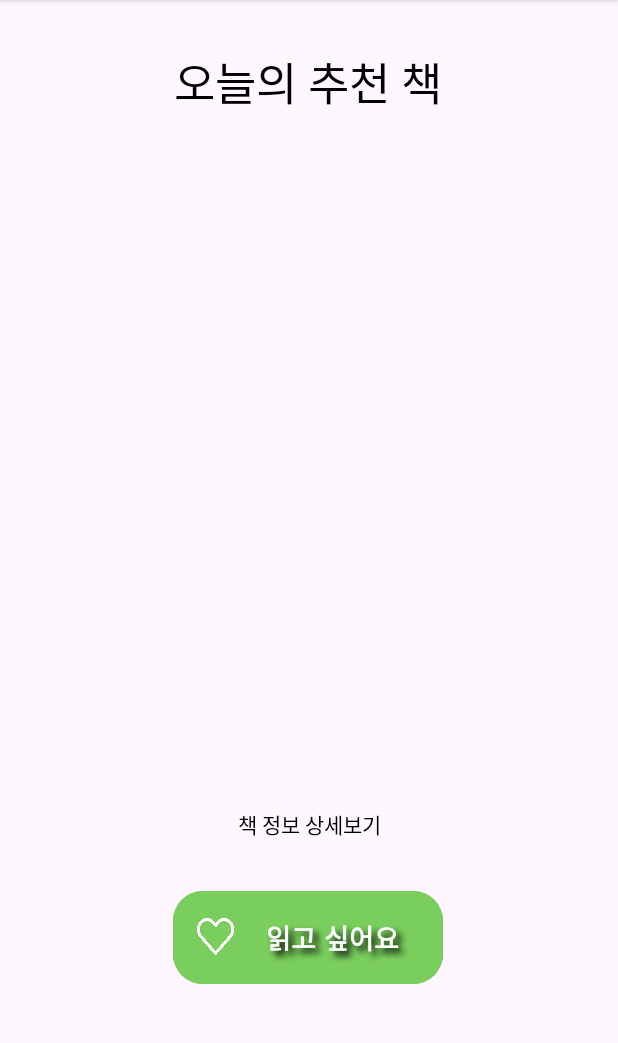
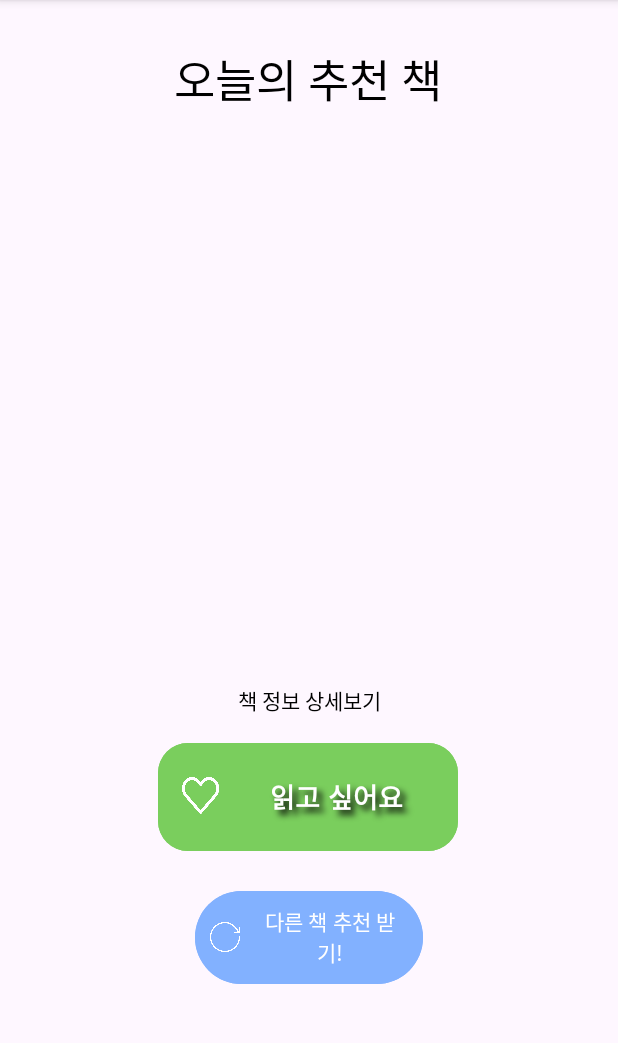
Before and after one commit to DevJaepaL/TodayBooks, an Android app: the BookRecommendActivity screen opened directly, with no data from a screen before it, on a phone screen of 412 x 824 dp, the part 96-1139 px from its top. Run offline under Robolectric (Android 15) with nearby library versions, the light colour scheme and no system bars; pictures from the network do not load; 2 statements that could not run were skipped.

Commit message:
새로고침 기능 구현 & 레이아웃 재조정

```diff
--- a/app/src/main/java/com/devjaepal/android/todaybooks/BookRecommendActivity.java
+++ b/app/src/main/java/com/devjaepal/android/todaybooks/BookRecommendActivity.java
@@ -1,5 +1,7 @@
 package com.devjaepal.android.todaybooks;
+
 import static android.content.ContentValues.TAG;
+
 import androidx.appcompat.app.AppCompatActivity;
 
 import android.app.Dialog;
@@ -20,6 +22,7 @@ import com.devjaepal.android.todaybooks.api.APIInterface;
 import retrofit2.Call;
 import retrofit2.Callback;
 import retrofit2.Response;
+
 import com.bumptech.glide.Glide;
 import com.bumptech.glide.load.engine.DiskCacheStrategy;
 import com.devjaepal.android.todaybooks.api.BookItem;
@@ -50,7 +53,15 @@ public class BookRecommendActivity extends AppCompatActivity {
         detailTextBtn.setOnClickListener(new View.OnClickListener() {
             @Override
             public void onClick(View v) {
-                showDetail(selectedBook);
+                showBookDetailDialog(selectedBook);
+            }
+        });
+
+        Button refreshButton = findViewById(R.id.refreshButton);
+        refreshButton.setOnClickListener(new View.OnClickListener() {
+            @Override
+            public void onClick(View v) {
+                refreshBookDisplay();
             }
         });
 
@@ -60,6 +71,16 @@ public class BookRecommendActivity extends AppCompatActivity {
 
         // API 요청 수행 메소드
         requestBookRecommendation(selectedCategory);
+
+
+    }
+
+    // DB에 저장된 카테고리들을 가져오는 메소드.
+    private List<String> getSelectedCategoriesFromDB() {
+        todayBookDB db = new todayBookDB(this);
+        List<String> selectedCategories = db.getAllCategories();
+        db.close();
+        return selectedCategories;
     }
 
     // 책 정보 요청해서 받아온 후, 랜덤으로 책을 추천해주는 메소드.
@@ -73,12 +94,12 @@ public class BookRecommendActivity extends AppCompatActivity {
                 "book.json",        // JSON 타입으로 API 요청.
                 keword,             // 카테고리 검색이 미지원, 따라서 내 임의대로 카테고리에 따른 검색 키워드 지정해야함.
                 "sim",              // 검색어 정확도를 기준으로 찾는다. -> date로 바꾸면 최신일자 책 검색.
-                50);               // 키워드로 검색한 책 50개 중, 하나 랜덤으로 찾아서 검색.
+                100);               // 키워드로 검색한 책 50개 중, 하나 랜덤으로 찾아서 검색.
 
         call.enqueue(new Callback<String>() {
             @Override
             public void onResponse(Call<String> call, Response<String> response) {
-                if(response.isSuccessful() && response.body() != null) {
+                if (response.isSuccessful() && response.body() != null) {
                     String result = response.body();
                     // 응답 결과를 파싱해서 추천된 책을 이미지 뷰에 띄워야 함.
                     parseResponse(result);
@@ -87,6 +108,7 @@ public class BookRecommendActivity extends AppCompatActivity {
                     Log.e(TAG, "실패 : " + response.body());
                 }
             }
+
             @Override
             public void onFailure(Call<String> call, Throwable t) {
                 Log.e(TAG, "에러 : " + t.getMessage());
@@ -98,8 +120,8 @@ public class BookRecommendActivity extends AppCompatActivity {
     private void parseResponse(String response) {
         Gson gson = new Gson();
         BookSearchResponse bookSearchResponse = gson.fromJson(response, BookSearchResponse.class);
-        if(bookSearchResponse != null && bookSearchResponse.getItems() != null &&
-            !bookSearchResponse.getItems().isEmpty()) {
+        if (bookSearchResponse != null && bookSearchResponse.getItems() != null &&
+                !bookSearchResponse.getItems().isEmpty()) {
             List<BookItem> bookItems = bookSearchResponse.getItems();
             // 추천된 책 중 하나를 랜덤하게 선택한다.
             Random random = new Random();
@@ -122,11 +144,11 @@ public class BookRecommendActivity extends AppCompatActivity {
                 .diskCacheStrategy(DiskCacheStrategy.ALL)
                 .into(bookThumbnailView);
 
-        bookTitleTextView.setText("\""+ getAPIBookTitle + "\"");
+        bookTitleTextView.setText("\"" + getAPIBookTitle + "\"");
     }
 
     // 파싱한 데이터들을 상세정보 화면에 넘겨 보여주는 메소드
-    private void showDetail(BookItem bookItem) {
+    private void showBookDetailDialog(BookItem bookItem) {
         // 다이얼로그 생성 및 레이아웃 지정
         Dialog dialog = new Dialog(this);
         dialog.setContentView(R.layout.dialog_book_detail);
@@ -166,11 +188,14 @@ public class BookRecommendActivity extends AppCompatActivity {
         startActivity(intent);
     }
 
-    // DB에 저장된 카테고리들을 가져오는 메소드.
-    private List<String> getSelectedCategoriesFromDB() {
-        todayBookDB db = new todayBookDB(this);
-        List<String> selectedCategories = db.getAllCategories();
-        db.close();
-        return selectedCategories;
+    // 새로고침 버튼 눌렀을 때 다른 책을 추천해주는 메소드
+    private void refreshBookDisplay() {
+        // 이전에 선택된 카테고리들을 가져온다.
+        List<String> selectedUserCategory = getSelectedCategoriesFromDB();
+        // 유저가 선택한 카테고리 중 하나를 랜덤으로 선택한다.
+        Random random = new Random();
+        String selectedCategory = selectedUserCategory.get(random.nextInt(selectedUserCategory.size()));
+        // API 요청 수행 메소드
+        requestBookRecommendation(selectedCategory);
     }
 }
--- a/app/src/main/java/com/devjaepal/android/todaybooks/api/CategoryKewordUtility.java
+++ b/app/src/main/java/com/devjaepal/android/todaybooks/api/CategoryKewordUtility.java
@@ -25,7 +25,7 @@ public class CategoryKewordUtility {
             case "컴퓨터/IT":
                 return getRandomKeyword("프로그래밍", "웹개발", "데이터베이스", "알고리즘", "인공지능", "머신러닝", "네트워크", "보안", "클라우드컴퓨팅", "모바일앱");
             case "만화":
-                return getRandomKeyword("일본만화", "한국만화", "웹툰", "액션만화", "로맨스만화", "판타지만화", "코믹만화", "스포츠만화", "BL만화", "개그만화");
+                return getRandomKeyword("일본만화", "한국만화", "웹툰", "액션만화", "로맨스만화", "판타지만화", "코믹만화", "스포츠만화", "명작만화", "개그만화");
             case "잡지":
                 return getRandomKeyword("패션잡지", "뷰티", "건강", "요리잡지", "스포츠잡지", "과학잡지", "기술잡지", "자동차잡지", "음악잡지", "만화잡지");
             case "국어/외국어":
--- a/app/src/main/res/layout/activity_book_recommend.xml
+++ b/app/src/main/res/layout/activity_book_recommend.xml
@@ -12,7 +12,7 @@
         android:id="@+id/showMainText"
         android:layout_width="wrap_content"
         android:layout_height="wrap_content"
-        android:layout_marginTop="32dp"
+        android:layout_marginTop="30dp"
         android:fontFamily="@font/pretendard_black"
         android:text="오늘의 추천 책"
         android:textColor="#000000"
@@ -26,6 +26,8 @@
         android:id="@+id/bookTitleText"
         android:layout_width="280dp"
         android:layout_height="wrap_content"
+        android:layout_marginTop="5dp"
+        android:layout_marginBottom="20dp"
         android:fontFamily="@font/pretendard_regular"
         android:lineSpacingExtra="0.5dp"
         android:textAlignment="center"
@@ -40,35 +42,35 @@
     <ImageView
         android:id="@+id/NaverBookImage"
         android:layout_width="250dp"
-        android:layout_height="wrap_content"
+        android:layout_height="300dp"
         android:adjustViewBounds="true"
-        app:layout_constraintBottom_toTopOf="@+id/likeButton"
+        app:layout_constraintBottom_toTopOf="@id/detailTextBtn"
         app:layout_constraintEnd_toEndOf="parent"
         app:layout_constraintHorizontal_bias="0.495"
         app:layout_constraintStart_toStartOf="parent"
-        app:layout_constraintTop_toBottomOf="@+id/showMainText" />
+        app:layout_constraintTop_toBottomOf="@id/bookTitleText" />
 
     <TextView
         android:id="@+id/detailTextBtn"
         android:layout_width="wrap_content"
         android:layout_height="wrap_content"
-        android:layout_marginBottom="20dp"
+        android:layout_marginTop="10dp"
+        android:layout_marginBottom="5dp"
         android:fontFamily="@font/pretendard_black"
         android:text="책 정보 상세보기"
         android:textColor="#000000"
         android:textSize="14sp"
-        app:layout_constraintBottom_toTopOf="@+id/likeButton"
+        app:layout_constraintBottom_toTopOf="@id/likeButton"
         app:layout_constraintEnd_toEndOf="parent"
         app:layout_constraintStart_toStartOf="parent"
-        app:layout_constraintTop_toBottomOf="@+id/NaverBookImage"
-        app:layout_constraintVertical_bias="0.952" />
+        app:layout_constraintTop_toBottomOf="@id/NaverBookImage" />
 
     <Button
         android:id="@+id/likeButton"
         style="@style/Widget.Material3.Button.Icon"
-        android:layout_width="180dp"
-        android:layout_height="70dp"
-        android:layout_marginBottom="100dp"
+        android:layout_width="200dp"
+        android:layout_height="80dp"
+        android:layout_marginBottom="10dp"
         android:backgroundTint="#7ACE5D"
         android:fontFamily="@font/pretendard_bold"
         android:shadowColor="#000000"
@@ -76,7 +78,7 @@
         android:shadowDy="5"
         android:shadowRadius="5"
         android:text="읽고 싶어요"
-        android:textAlignment="textStart"
+        android:textAlignment="center"
         android:textColor="#FFFFFF"
         android:textSize="18sp"
         android:textStyle="bold"
@@ -85,9 +87,30 @@
         app:iconPadding="20dp"
         app:iconSize="26sp"
         app:iconTint="#FFFFFF"
+        app:layout_constraintBottom_toTopOf="@+id/refreshButton"
+        app:layout_constraintEnd_toEndOf="parent"
+        app:layout_constraintHorizontal_bias="0.497"
+        app:layout_constraintStart_toStartOf="parent"
+        app:layout_constraintTop_toBottomOf="@+id/detailTextBtn" />
+    <!--  새로고침 버튼  -->
+    <Button
+        android:id="@+id/refreshButton"
+        style="@style/Widget.Material3.Button.IconButton"
+        android:layout_width="160dp"
+        android:layout_height="70dp"
+        android:layout_marginBottom="100dp"
+        android:backgroundTint="#82B1FF"
+        android:fontFamily="@font/pretendard_bold"
+        android:onClick="refreshBook"
+        android:text="다른 책 추천 받기!"
+        android:textAlignment="center"
+        android:textColor="#FFFFFF"
+        android:textSize="14sp"
+        app:icon="@drawable/reload"
+        app:iconPadding="8dp"
+        app:iconTint="#FFFFFF"
         app:layout_constraintBottom_toBottomOf="parent"
         app:layout_constraintEnd_toEndOf="parent"
-        app:layout_constraintHorizontal_bias="0.497"
         app:layout_constraintStart_toStartOf="parent" />
 
 
```
Also changed, not shown: app/src/main/res/drawable-v24/reload.png (added).
